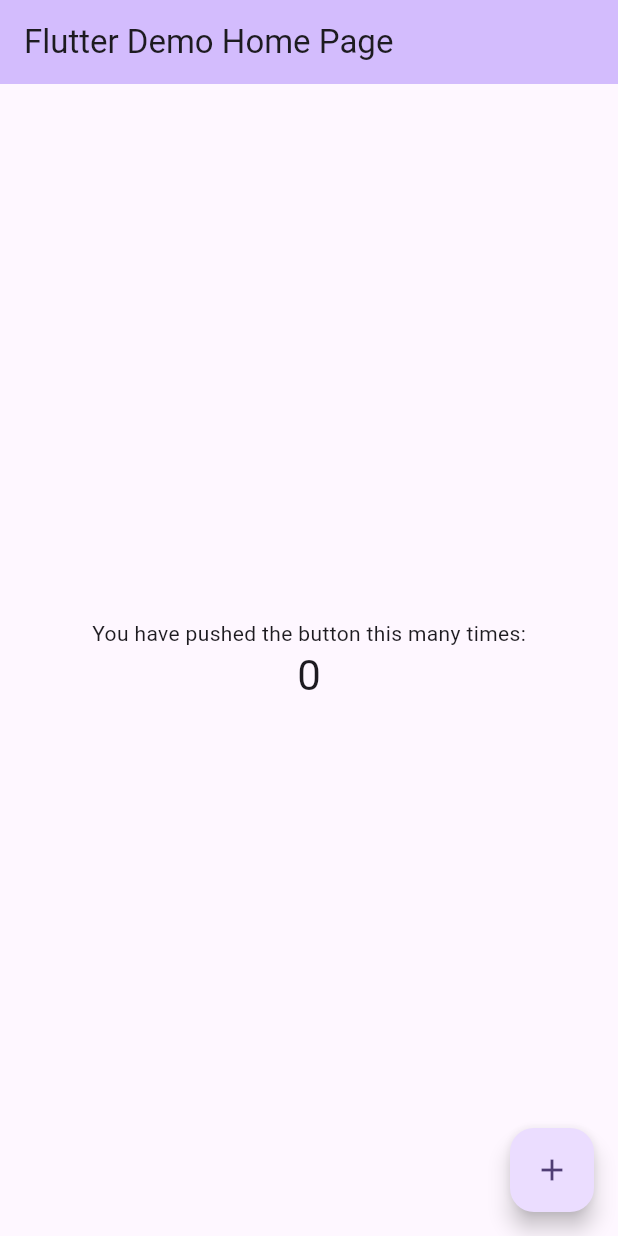
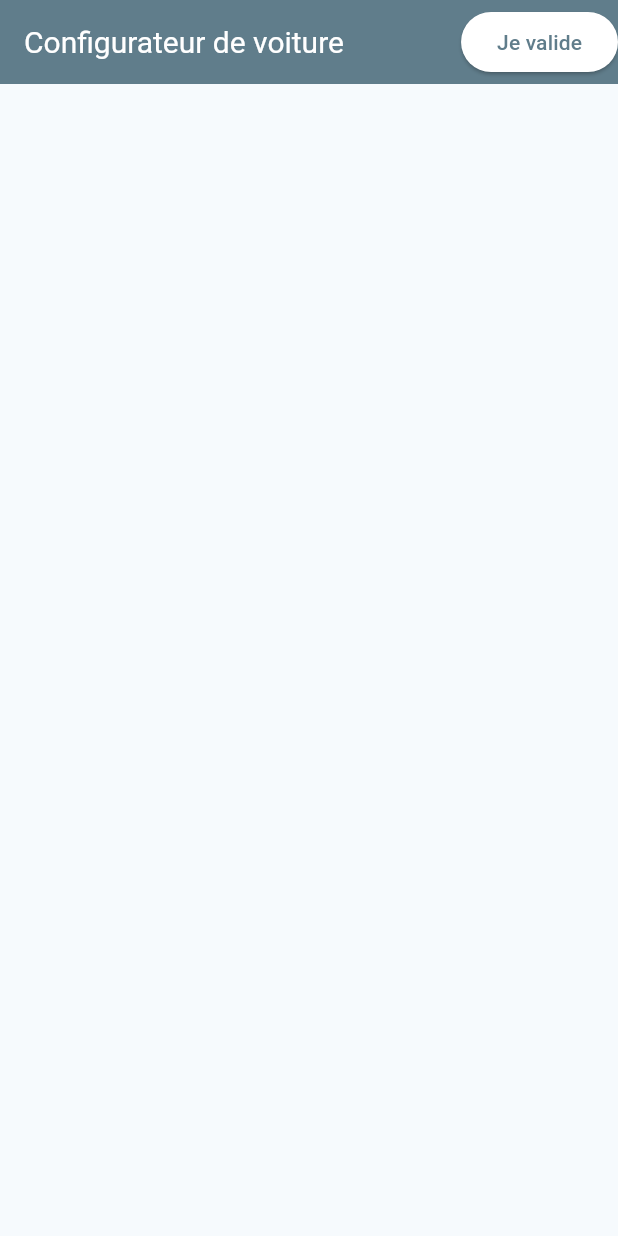
Before and after one commit to KifK2f/config_voiture_app_flutter, a Flutter app: the screen it shows after launch, on a phone screen of 412 x 824 dp. Run offline on Flutter 3.47's test engine with Material 3 defaults, Android fonts, the phone set to English and light mode, and no system bars.

Commit message:
AppBar Ok

```diff
--- /dev/null
+++ b/lib/home_page.dart
@@ -0,0 +1,60 @@
+import 'package:flutter/material.dart';
+
+class HomePage extends StatefulWidget{
+  final String title;
+
+  const HomePage({super.key, required this.title});
+
+  @override
+  State<StatefulWidget> createState(){
+    return _HomePageState();
+  }
+}
+
+class _HomePageState extends State<HomePage>{
+
+  void unfocusMethod(){
+    FocusScope.of(context).requestFocus(FocusNode());
+  }
+
+  @override
+  Widget build(BuildContext context){
+    return Scaffold(
+      appBar: AppBar(
+        title: Text(
+            widget.title,
+            style: TextStyle(
+              fontSize: 20,
+              color: Colors.white
+            ),
+        ),
+        actions: [
+          ElevatedButton(
+              onPressed: ((){
+                setState(() {
+                  unfocusMethod();
+                });
+              }),
+              style: ElevatedButton.styleFrom(backgroundColor: Colors.white),
+              child: const Text(
+                  "Je valide",
+                style: TextStyle(
+                  color: Colors.blueGrey
+                ),
+              ))
+        ],
+
+        //Couleur de l'appBar
+        backgroundColor: Colors.blueGrey,
+      ),
+      body: Center(
+        child: Column(
+          mainAxisAlignment: MainAxisAlignment.spaceEvenly,
+          children: [
+
+          ],
+        ),
+      ),
+    );
+  }
+}
--- a/lib/main.dart
+++ b/lib/main.dart
@@ -1,3 +1,4 @@
+import 'package:config_voiture_app_flutter/home_page.dart';
 import 'package:flutter/material.dart';
 
 void main() {
@@ -7,116 +8,15 @@ void main() {
 class MyApp extends StatelessWidget {
   const MyApp({super.key});
 
-  // This widget is the root of your application.
   @override
   Widget build(BuildContext context) {
     return MaterialApp(
-      title: 'Flutter Demo',
+      title: 'Config voiture',
+      debugShowCheckedModeBanner: false,
       theme: ThemeData(
-        // This is the theme of your application.
-        //
-        // TRY THIS: Try running your application with "flutter run". You'll see
-        // the application has a purple toolbar. Then, without quitting the app,
-        // try changing the seedColor in the colorScheme below to Colors.green
-        // and then invoke "hot reload" (save your changes or press the "hot
-        // reload" button in a Flutter-supported IDE, or press "r" if you used
-        // the command line to start the app).
-        //
-        // Notice that the counter didn't reset back to zero; the application
-        // state is not lost during the reload. To reset the state, use hot
-        // restart instead.
-        //
-        // This works for code too, not just values: Most code changes can be
-        // tested with just a hot reload.
-        colorScheme: .fromSeed(seedColor: Colors.deepPurple),
+        colorScheme: .fromSeed(seedColor: Colors.blueGrey),
       ),
-      home: const MyHomePage(title: 'Flutter Demo Home Page'),
+      home: const HomePage(title: 'Configurateur de voiture'),
     );
   }
 }
-
-class MyHomePage extends StatefulWidget {
-  const MyHomePage({super.key, required this.title});
-
-  // This widget is the home page of your application. It is stateful, meaning
-  // that it has a State object (defined below) that contains fields that affect
-  // how it looks.
-
-  // This class is the configuration for the state. It holds the values (in this
-  // case the title) provided by the parent (in this case the App widget) and
-  // used by the build method of the State. Fields in a Widget subclass are
-  // always marked "final".
-
-  final String title;
-
-  @override
-  State<MyHomePage> createState() => _MyHomePageState();
-}
-
-class _MyHomePageState extends State<MyHomePage> {
-  int _counter = 0;
-
-  void _incrementCounter() {
-    setState(() {
-      // This call to setState tells the Flutter framework that something has
-      // changed in this State, which causes it to rerun the build method below
-      // so that the display can reflect the updated values. If we changed
-      // _counter without calling setState(), then the build method would not be
-      // called again, and so nothing would appear to happen.
-      _counter++;
-    });
-  }
-
-  @override
-  Widget build(BuildContext context) {
-    // This method is rerun every time setState is called, for instance as done
-    // by the _incrementCounter method above.
-    //
-    // The Flutter framework has been optimized to make rerunning build methods
-    // fast, so that you can just rebuild anything that needs updating rather
-    // than having to individually change instances of widgets.
-    return Scaffold(
-      appBar: AppBar(
-        // TRY THIS: Try changing the color here to a specific color (to
-        // Colors.amber, perhaps?) and trigger a hot reload to see the AppBar
-        // change color while the other colors stay the same.
-        backgroundColor: Theme.of(context).colorScheme.inversePrimary,
-        // Here we take the value from the MyHomePage object that was created by
-        // the App.build method, and use it to set our appbar title.
-        title: Text(widget.title),
-      ),
-      body: Center(
-        // Center is a layout widget. It takes a single child and positions it
-        // in the middle of the parent.
-        child: Column(
-          // Column is also a layout widget. It takes a list of children and
-          // arranges them vertically. By default, it sizes itself to fit its
-          // children horizontally, and tries to be as tall as its parent.
-          //
-          // Column has various properties to control how it sizes itself and
-          // how it positions its children. Here we use mainAxisAlignment to
-          // center the children vertically; the main axis here is the vertical
-          // axis because Columns are vertical (the cross axis would be
-          // horizontal).
-          //
-          // TRY THIS: Invoke "debug painting" (choose the "Toggle Debug Paint"
-          // action in the IDE, or press "p" in the console), to see the
-          // wireframe for each widget.
-          mainAxisAlignment: .center,
-          children: [
-            const Text('You have pushed the button this many times:'),
-            Text(
-              '$_counter',
-              style: Theme.of(context).textTheme.headlineMedium,
-            ),
-          ],
-        ),
-      ),
-      floatingActionButton: FloatingActionButton(
-        onPressed: _incrementCounter,
-        tooltip: 'Increment',
-        child: const Icon(Icons.add),
-      ),
-    );
-  }
-}
```
